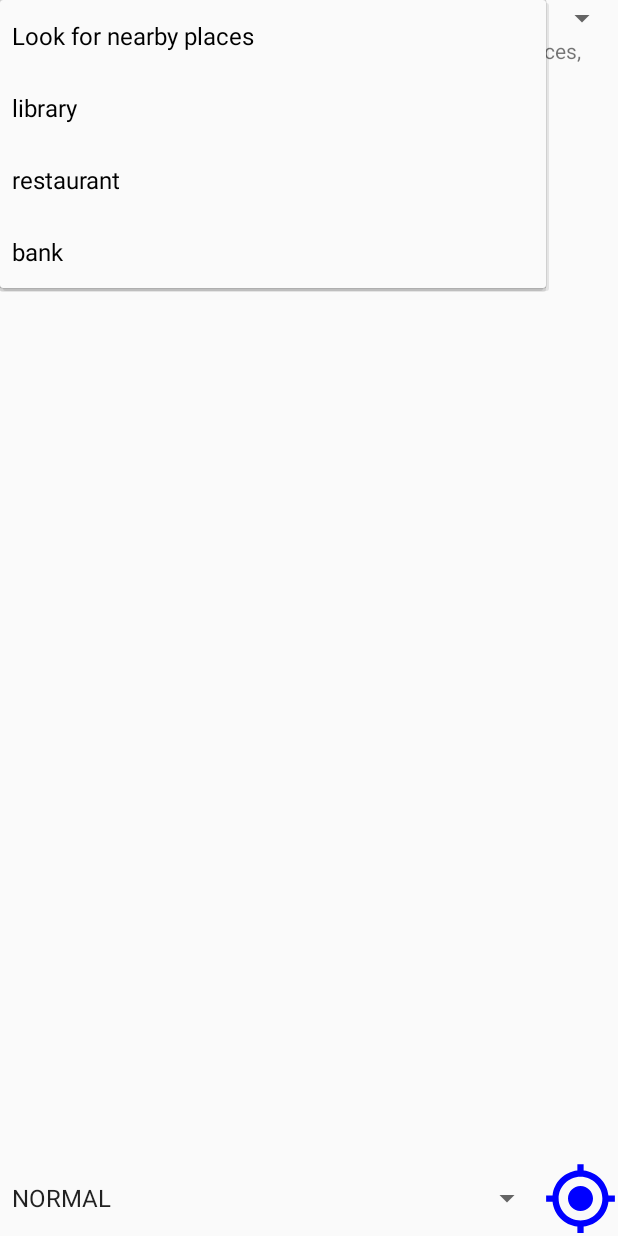
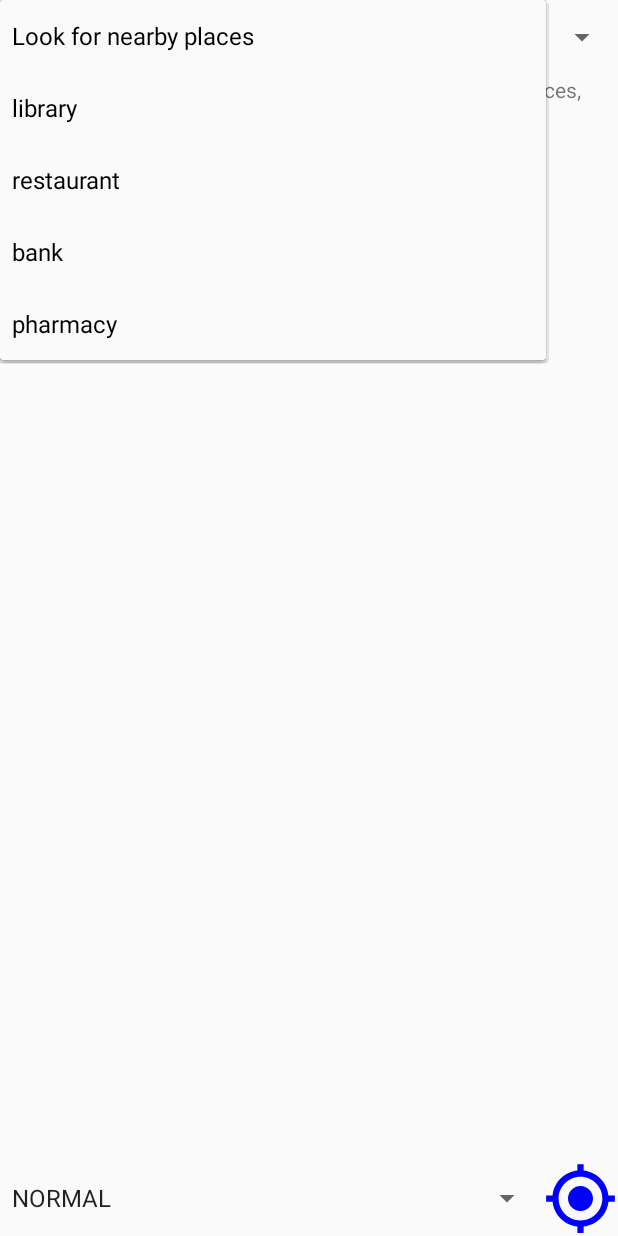
Before and after one commit to parthdalwadi/android_assignment12, an Android app: the mapActvt screen opened directly, with no data from a screen before it, after a tap on "Look for nearby places", on a phone screen of 412 x 824 dp. Run offline under Robolectric (Android 15) with nearby library versions, the phone set to English and light mode, and no system bars; libraries missing offline, so code that uses them is left out: com.google.maps.android; 1 statement that could not run was skipped.

Commit message:
- bugs resolved

```diff
--- a/app/src/main/java/com/example/parth_c0766346_la12/MainActivity.java
+++ b/app/src/main/java/com/example/parth_c0766346_la12/MainActivity.java
@@ -45,7 +45,7 @@ public class MainActivity extends AppCompatActivity {
             public void create(SwipeMenu menu) {
 
                 SwipeMenuItem del_item = new SwipeMenuItem(getApplicationContext());
-                del_item.setWidth(300);
+                del_item.setWidth(150);
                 del_item.setBackground(new ColorDrawable(Color.RED));
                 del_item.setTitle("DELETE");
                 del_item.setTitleSize(15);
@@ -54,7 +54,7 @@ public class MainActivity extends AppCompatActivity {
 
 
                 SwipeMenuItem update_item = new SwipeMenuItem(getApplicationContext());
-                update_item.setWidth(300);
+                update_item.setWidth(150);
                 update_item.setBackground(new ColorDrawable(Color.rgb(0x00, 0x00,
                         0xff)));
                 update_item.setTitle("UPDATE");
--- a/app/src/main/res/layout/activity_map_actvt.xml
+++ b/app/src/main/res/layout/activity_map_actvt.xml
@@ -10,8 +10,9 @@
 
     <Spinner
         android:entries="@array/nearByPlaces"
+        android:gravity="center"
         android:layout_width="match_parent"
-        android:layout_height="wrap_content"
+        android:layout_height="50dp"
         android:id="@+id/nearByPlaces"/>
 
     <fragment
@@ -56,6 +57,7 @@
 
     <Spinner
         android:entries="@array/map_types"
+        android:gravity="center"
         android:layout_width="0dp"
         android:layout_weight="1"
         android:layout_height="wrap_content"
--- a/app/src/main/res/values/strings.xml
+++ b/app/src/main/res/values/strings.xml
@@ -13,11 +13,6 @@
         <item>library</item>
         <item>restaurant</item>
         <item>bank</item>
-    </string-array>
-    <string-array name="markerActions">
-        <item>Add to Favourite</item>
-        <item>Get Directions</item>
-        <item>Mark Starting Point</item>
-
+        <item>pharmacy</item>
     </string-array>
 </resources>
```
Also changed, not shown: app/src/main/java/com/example/parth_c0766346_la12/mapActvt.java (+88 -40 lines).
